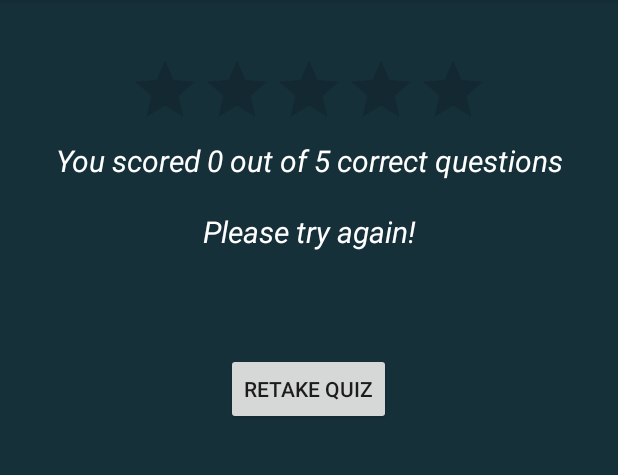
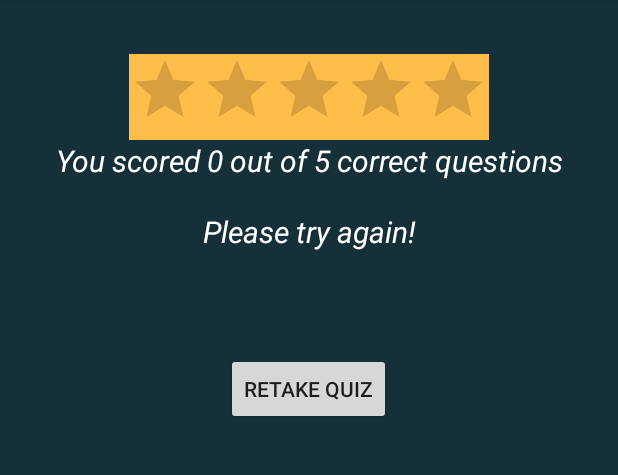
Before and after one commit to jaykumarH/JayAndroidAssignment, an Android app: the JayResultActivity screen opened directly, with no data from a screen before it, on a phone screen of 412 x 824 dp, the part 84-559 px from its top. Run offline under Robolectric (Android 15) with nearby library versions, the phone set to English and light mode, and no system bars; 1 statement that could not run was skipped.

Commit message:
1. Changes to rating bar 2. Changes to number of quiz questions logic

```diff
--- a/app/src/main/java/com/aptitudes/jay/jayandroidassignment/JayResultActivity.java
+++ b/app/src/main/java/com/aptitudes/jay/jayandroidassignment/JayResultActivity.java
@@ -1,11 +1,17 @@
 package com.aptitudes.jay.jayandroidassignment;
 
+import android.annotation.TargetApi;
 import android.content.Intent;
 import android.content.SharedPreferences;
 import android.content.SharedPreferences.Editor;
+import android.graphics.Color;
+import android.graphics.PorterDuff;
+import android.graphics.drawable.Drawable;
 import android.media.MediaPlayer;
+import android.os.Build;
 import android.os.Bundle;
 import android.preference.PreferenceManager;
+import android.support.v4.graphics.drawable.DrawableCompat;
 import android.support.v7.app.AppCompatActivity;
 import android.view.View;
 import android.widget.Button;
@@ -46,8 +52,11 @@ public class JayResultActivity extends AppCompatActivity {
         jayTxtViewScore = (TextView) findViewById(R.id.textViewResult);
         jayBtnRetakeQuiz = (Button) findViewById(R.id.buttonRetakeQuiz);
         jayRatingBar = (RatingBar) findViewById(R.id.ratingBar);
+
         txtViewPrevScore = (TextView) findViewById(R.id.textViewPrevScore);
         SharedPreferences pref = PreferenceManager.getDefaultSharedPreferences(this);
+        int totalQ = Integer.parseInt(pref.getString(JayConstants.jayPrefTotalQ, "5"));
+
 
         String name = pref.getString(JayConstants.userNameKey, "");
         int savedScore = pref.getInt(JayConstants.userScoreKey, -1);
@@ -57,7 +66,8 @@ public class JayResultActivity extends AppCompatActivity {
         }
 
         int userScore = getIntent().getExtras().getInt("score");
-        jayTxtViewScore.setText(String.format("You scored %d out of %d correct questions", userScore, JayConstants.jayTotalRandomQuestions));
+        jayTxtViewScore.setText(String.format("You scored %d out of %d correct questions", userScore, totalQ));
+        jayRatingBar.setNumStars(totalQ);
         jayRatingBar.setRating(userScore);
 
         Editor editor = pref.edit();
--- a/app/src/main/res/layout/activity_jay_result.xml
+++ b/app/src/main/res/layout/activity_jay_result.xml
@@ -20,7 +20,6 @@
 
         <RatingBar
             android:id="@+id/ratingBar"
-            style="@style/RatingBar"
             android:layout_width="wrap_content"
             android:layout_height="wrap_content"
             android:layout_gravity="center_horizontal"
@@ -28,7 +27,8 @@
             android:clickable="false"
             android:focusable="false"
             android:isIndicator="true"
-            android:stepSize="1.0" />
+            android:stepSize="1.0"
+            android:background="@color/colorbButtonBg" />
 
         <TextView
             style="@style/textView"
```
Also changed, not shown: app/src/main/java/com/aptitudes/jay/jayandroidassignment/JayGameActivity.java (+1 -45 lines), app/src/main/java/com/aptitudes/jay/jayandroidassignment/SettingsActivity.java (+14 -7 lines).
